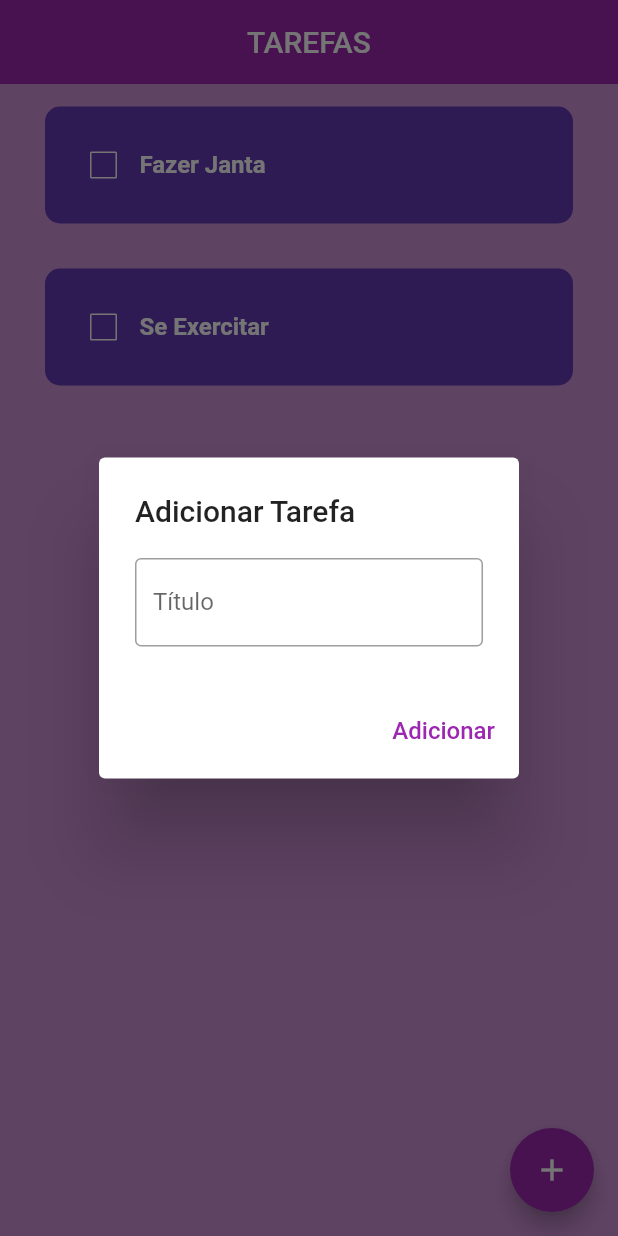
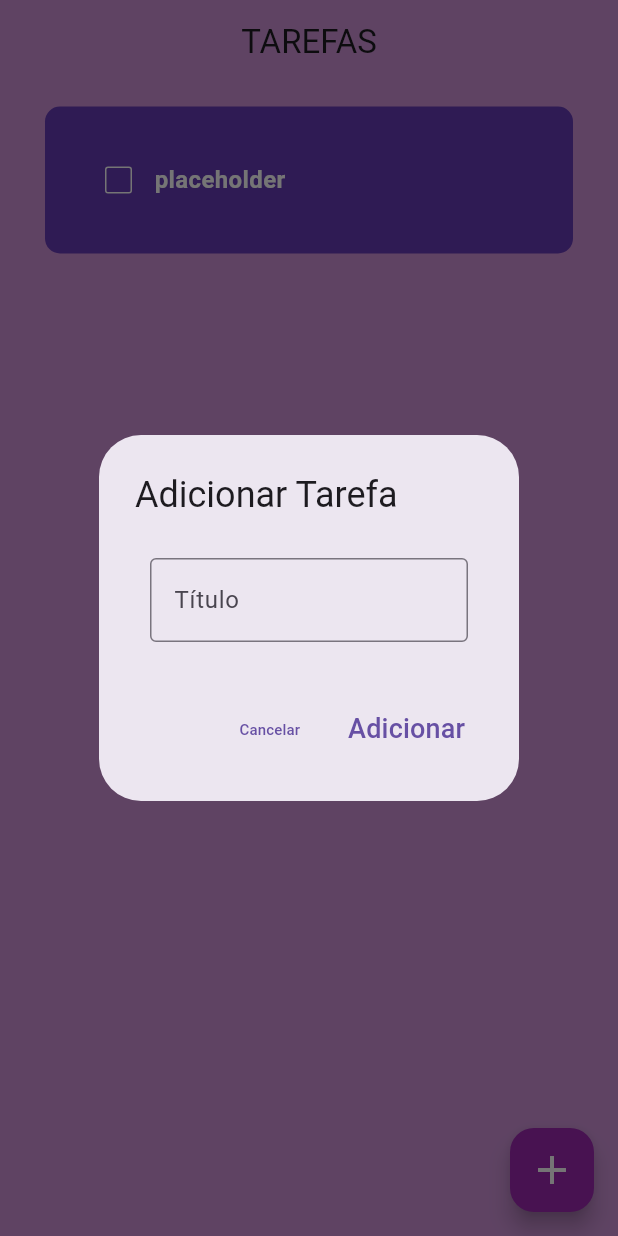
Before and after one commit to Gustaviusss/todo_app, a Flutter app: the screen it shows after launch, after a tap on the "add" icon, on a phone screen of 412 x 824 dp. Run offline on Flutter 3.47's test engine with Material 2 defaults, Android fonts, the phone set to English and light mode, and no system bars; our stand-ins replace animated_splash_screen, page_transition.

Commit message:
splash screen and custom app icon setted

```diff
--- a/lib/main.dart
+++ b/lib/main.dart
@@ -1,4 +1,6 @@
 import 'package:flutter/material.dart';
+import 'package:animated_splash_screen/animated_splash_screen.dart';
+import 'package:page_transition/page_transition.dart';
 import './pages/home_page.dart';
 
 void main() {
@@ -12,8 +14,16 @@ class MyApp extends StatelessWidget {
   @override
   Widget build(BuildContext context) {
     return MaterialApp(
-      theme: ThemeData(primarySwatch: Colors.purple),
-      home: const HomePage(),
+      theme: ThemeData(primarySwatch: Colors.purple, useMaterial3: true),
+      home: AnimatedSplashScreen(
+          pageTransitionType: PageTransitionType.leftToRight,
+          splashTransition: SplashTransition.fadeTransition,
+          splashIconSize: 320,
+          centered: true,
+          duration: 4500,
+          backgroundColor: const Color(0xFFCE93D8),
+          splash: Image.asset(fit: BoxFit.fill, 'assets/images/splash.gif'),
+          nextScreen: const HomePage()),
     );
   }
 }
--- a/lib/pages/home_page.dart
+++ b/lib/pages/home_page.dart
@@ -13,8 +13,7 @@ class _HomePageState extends State<HomePage> {
   final titleController = TextEditingController();
 
   List taskList = [
-    ['Fazer Janta', false],
-    ['Se Exercitar', false]
+    ['placeholder', false]
   ];
 
   void checkTask(bool? value, int index) {
@@ -32,9 +31,13 @@ class _HomePageState extends State<HomePage> {
   }
 
   void addTask(String title) {
+    if (title.trim().isNotEmpty) {
       setState(() {
         taskList.insert(0, [title.toUpperCase(), false]);
       });
+    } else {
+      return;
+    }
   }
 
   @override
@@ -42,7 +45,11 @@ class _HomePageState extends State<HomePage> {
     return Scaffold(
       backgroundColor: Colors.purple[200],
       appBar: AppBar(
-        title: const Center(child: Text('TAREFAS')),
+        backgroundColor: Colors.purple[200],
+        title: const Center(
+            child: Text(
+          'TAREFAS',
+        )),
         elevation: 0,
       ),
       body: taskList.isEmpty
@@ -77,20 +84,34 @@ class _HomePageState extends State<HomePage> {
                         onChecked: (value) => checkTask(value, index)),
                   )),
       floatingActionButton: FloatingActionButton(
+        backgroundColor: Colors.purple,
         onPressed: () {
           showDialog(
               context: context,
               builder: (_) => AlertDialog(
                     title: const Text('Adicionar Tarefa'),
-                    content: TextField(
+                    content: Padding(
+                      padding: const EdgeInsets.all(10),
+                      child: TextField(
                         controller: titleController,
-                      onChanged: (value) {
+                        onSubmitted: (value) {
                           titleController.text = value;
                         },
                         decoration: const InputDecoration(
-                          label: Text('Título'), border: OutlineInputBorder()),
+                            label: Text('Título'),
+                            border: OutlineInputBorder()),
+                      ),
                     ),
                     actions: [
+                      TextButton(
+                          onPressed: () {
+                            titleController.clear();
+                            Navigator.pop(context);
+                          },
+                          child: const Text(
+                            'Cancelar',
+                            style: TextStyle(fontSize: 10),
+                          )),
                       TextButton(
                           onPressed: () {
                             addTask(titleController.text);
@@ -99,12 +120,16 @@ class _HomePageState extends State<HomePage> {
                           },
                           child: const Text(
                             'Adicionar',
-                            style: TextStyle(fontSize: 16),
+                            style: TextStyle(fontSize: 18),
                           ))
                     ],
                   ));
         },
-        child: const Icon(Icons.add),
+        child: const Icon(
+          Icons.add,
+          color: Colors.white,
+          size: 32,
+        ),
       ),
     );
   }
--- a/lib/utils/custom_tile.dart
+++ b/lib/utils/custom_tile.dart
@@ -17,7 +17,7 @@ class CustomTile extends StatelessWidget {
     return Padding(
       padding: const EdgeInsets.symmetric(horizontal: 30, vertical: 15),
       child: Container(
-        padding: const EdgeInsets.all(15),
+        padding: const EdgeInsets.all(25),
         decoration: BoxDecoration(
           borderRadius: const BorderRadius.all(Radius.circular(10)),
           color: isCompleted == true
```
Also changed, not shown: pubspec.yaml (+5 -7 lines), assets/images/splash.gif (added), pubspec.lock, 6 other files. Lines whose indentation alone changed are shown as unchanged.
